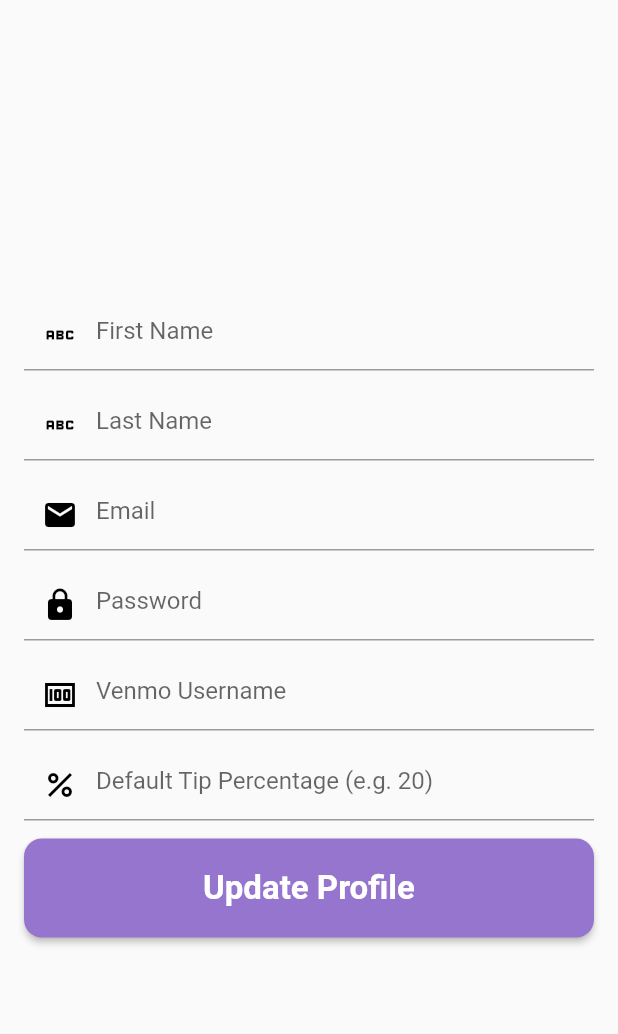
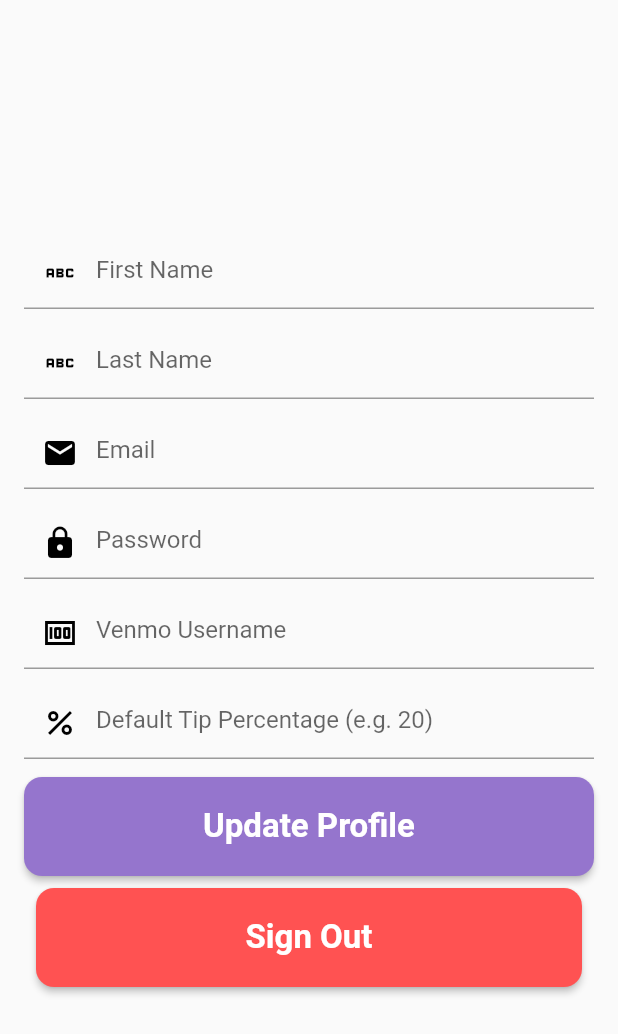
Before and after one commit to joshbl-dev/TeamDinner-JIB-2341, a Flutter app: the ProfilePage screen opened directly, on a phone screen of 412 x 824 dp. Shown: the top 1034 px of the screen. Run offline on Flutter 3.47's test engine with Material 2 defaults, Android fonts, the phone set to English and light mode, and no system bars; our stand-ins replace flutter_secure_storage, google_nav_bar; missing offline and left inert: flutter_polls; accounts and stored records are empty.

```diff
--- a/frontend/lib/pages/profile.dart
+++ b/frontend/lib/pages/profile.dart
@@ -1,6 +1,7 @@
 import 'package:flutter/material.dart';
 import 'package:flutter/services.dart';
 import 'package:frontend/api/users_repository.dart';
+import 'package:frontend/main.dart';
 import 'package:frontend/pages/teams.dart';
 
 import '../Types/user.dart';
@@ -183,6 +184,41 @@ class _ProfilePageState extends State<ProfilePage> {
                 ],
               ),
             ),
+            Padding(
+              padding: const EdgeInsets.all(8.0),
+              child: SizedBox(
+                width: double.infinity,
+                child: RawMaterialButton(
+                  fillColor: Colors.redAccent,
+                  padding: const EdgeInsets.symmetric(vertical: 20.0),
+                  shape: RoundedRectangleBorder(
+                      borderRadius: BorderRadius.circular(12.0)),
+                  onPressed: () async {
+                    try {
+                      Util.logout();
+                      Navigator.of(context).pushAndRemoveUntil(
+                          MaterialPageRoute(
+                              builder: (context) => const MyApp()),
+                          (r) => false);
+                    } on Exception {
+                      ScaffoldMessenger.of(context).showSnackBar(
+                        const SnackBar(
+                          content: Text("Failed to logout"),
+                        ),
+                      );
+                    }
+                  },
+                  child: const Text(
+                    "Sign Out",
+                    style: TextStyle(
+                      color: Colors.white,
+                      fontWeight: FontWeight.bold,
+                      fontSize: 22,
+                    ),
+                  ),
+                ),
+              ),
+            ),
           ],
         ),
       ),
```
Also changed, not shown: frontend/lib/main.dart (+27 -17 lines), frontend/lib/util.dart (+5 -3 lines).
